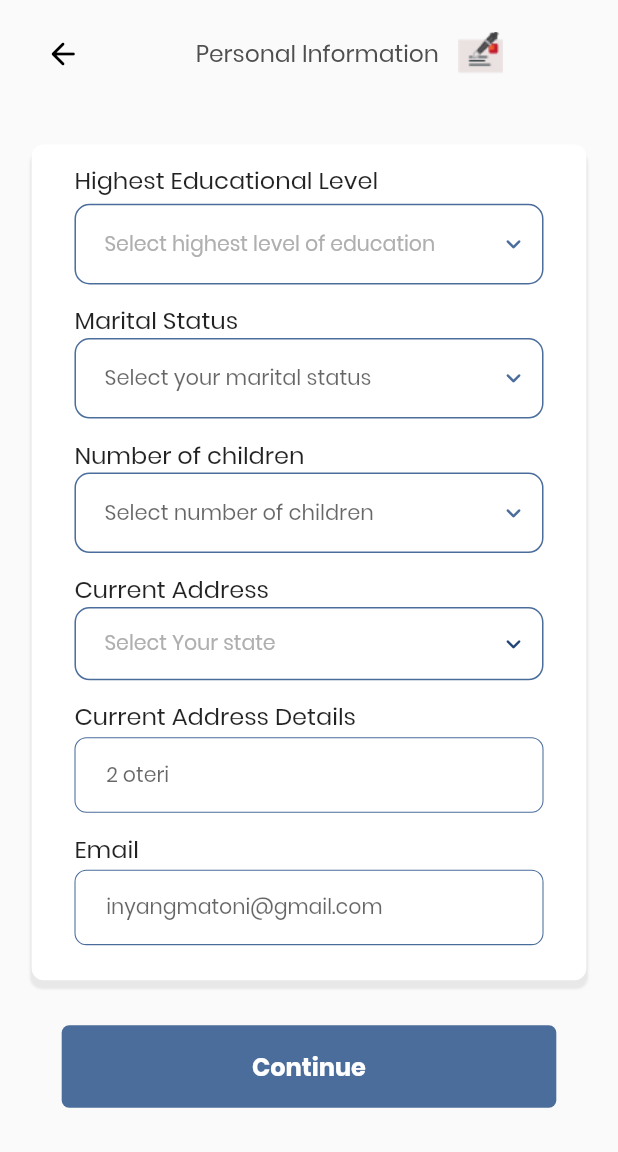
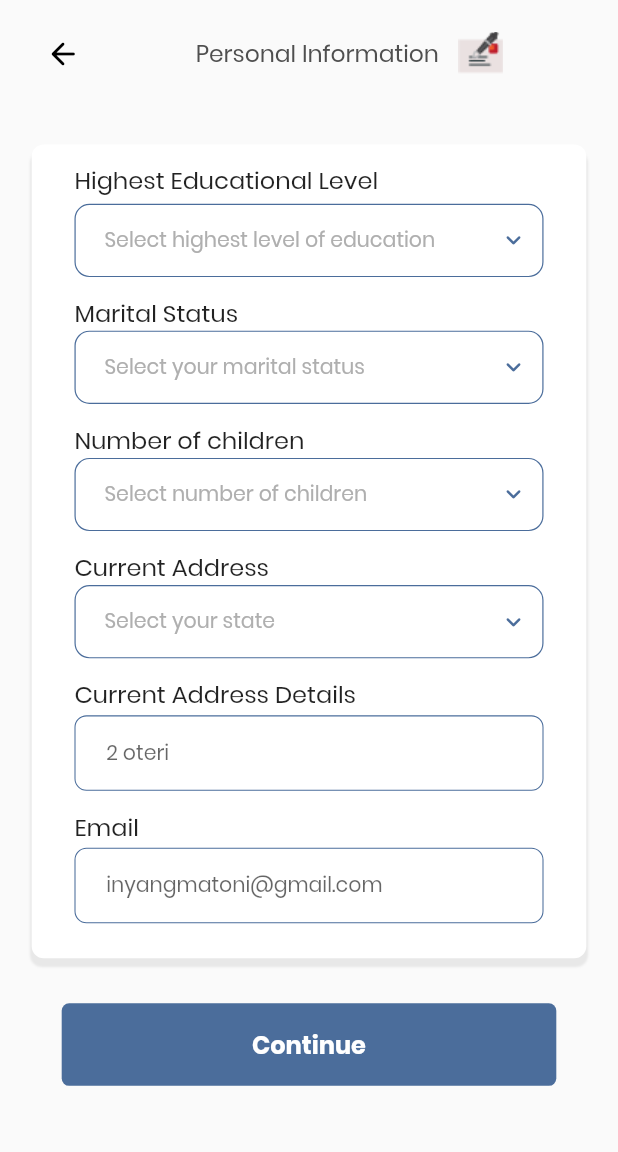
Before and after one commit to devcenterinnovation/MOMO_MobileApp, a Flutter app: the PersonalInformation2 screen opened directly, on a phone screen of 412 x 824 dp, the part 84-1236 px from its top. Run offline on Flutter 3.47's test engine with Material 2 defaults, Android fonts, the light colour scheme and no system bars; our stand-ins replace file_picker, flutter_screenutil, flutter_svg, flutter_switch, font_awesome_flutter, get and 5 more; missing offline and left inert: dart:ffi, fluttercontactpicker; project files that could hold a hidden picture were left out.

Commit message:
changes by samuel adeniji

```diff
--- a/lib/views/signup_screens/empolyment_information.dart
+++ b/lib/views/signup_screens/empolyment_information.dart
@@ -123,7 +123,6 @@ class _EmploymentInformationState extends State<EmploymentInformation> {
                             ),
                             DropdownButtonFormField2(
                               decoration: InputDecoration(
-                                isDense: true,
                                 contentPadding: EdgeInsets.zero,
                                 border: OutlineInputBorder(
                                   borderRadius: BorderRadius.circular(10),
@@ -140,6 +139,18 @@ class _EmploymentInformationState extends State<EmploymentInformation> {
                                   borderSide: const BorderSide(
                                       color: AppColors.mainColor, width: 0.8),
                                 ),
+
+                                focusedErrorBorder: OutlineInputBorder(
+                                  borderRadius: BorderRadius.circular(10.0),
+                                  borderSide: const BorderSide(
+                                      color: AppColors.mainColor, width: 0.8),
+                                ),
+                                errorBorder: OutlineInputBorder(
+                                  borderRadius: BorderRadius.circular(10.0),
+                                  borderSide:
+                                      const BorderSide(color: RED, width: 0.8),
+                                ),
+
 //Add more decoration as you want here
 //Add label If you want but add hint outside the decoration to be aligned in the button perfectly.
                               ),
@@ -247,6 +258,16 @@ class _EmploymentInformationState extends State<EmploymentInformation> {
                                   borderSide: const BorderSide(
                                       color: AppColors.mainColor, width: 0.8),
                                 ),
+                                focusedErrorBorder: OutlineInputBorder(
+                                  borderRadius: BorderRadius.circular(10.0),
+                                  borderSide: const BorderSide(
+                                      color: AppColors.mainColor, width: 0.8),
+                                ),
+                                errorBorder: OutlineInputBorder(
+                                  borderRadius: BorderRadius.circular(10.0),
+                                  borderSide:
+                                      const BorderSide(color: RED, width: 0.8),
+                                ),
 //Add more decoration as you want here
 //Add label If you want but add hint outside the decoration to be aligned in the button perfectly.
                               ),
@@ -317,6 +338,16 @@ class _EmploymentInformationState extends State<EmploymentInformation> {
                                   borderRadius: BorderRadius.circular(10.0),
                                   borderSide: const BorderSide(
                                       color: AppColors.mainColor, width: 0.8),
+                                ),
+                                focusedErrorBorder: OutlineInputBorder(
+                                  borderRadius: BorderRadius.circular(10.0),
+                                  borderSide: const BorderSide(
+                                      color: AppColors.mainColor, width: 0.8),
+                                ),
+                                errorBorder: OutlineInputBorder(
+                                  borderRadius: BorderRadius.circular(10.0),
+                                  borderSide:
+                                      const BorderSide(color: RED, width: 0.8),
                                 ),
 //Add more decoration as you want here
 //Add label If you want but add hint outside the decoration to be aligned in the button perfectly.
--- a/lib/views/signup_screens/personal_information2.dart
+++ b/lib/views/signup_screens/personal_information2.dart
@@ -111,22 +111,31 @@ class _PersonalInformation2State extends State<PersonalInformation2> {
                             // Educational Dropdown
                             DropdownButtonFormField2(
                               decoration: InputDecoration(
-                                isDense: true,
                                 contentPadding: EdgeInsets.zero,
                                 border: OutlineInputBorder(
                                   borderRadius: BorderRadius.circular(10),
                                   borderSide: const BorderSide(
-                                      color: AppColors.mainColor),
+                                      color: AppColors.mainColor, width: 0.8),
                                 ),
                                 enabledBorder: OutlineInputBorder(
                                   borderSide: const BorderSide(
-                                      color: AppColors.mainColor),
+                                      color: AppColors.mainColor, width: 0.8),
                                   borderRadius: BorderRadius.circular(10),
                                 ),
                                 focusedBorder: OutlineInputBorder(
                                   borderRadius: BorderRadius.circular(10.0),
                                   borderSide: const BorderSide(
-                                      color: AppColors.mainColor),
+                                      color: AppColors.mainColor, width: 0.8),
+                                ),
+                                focusedErrorBorder: OutlineInputBorder(
+                                  borderRadius: BorderRadius.circular(10.0),
+                                  borderSide: const BorderSide(
+                                      color: AppColors.mainColor, width: 0.8),
+                                ),
+                                errorBorder: OutlineInputBorder(
+                                  borderRadius: BorderRadius.circular(10.0),
+                                  borderSide:
+                                      const BorderSide(color: RED, width: 0.8),
                                 ),
 //Add more decoration as you want here
 //Add label If you want but add hint outside the decoration to be aligned in the button perfectly.
@@ -143,7 +152,7 @@ class _PersonalInformation2State extends State<PersonalInformation2> {
                                 Icons.keyboard_arrow_down_rounded,
                                 color: AppColors.mainColor,
                               ),
-                              buttonHeight: 55.h,
+                              buttonHeight: 50.h,
                               buttonPadding:
                                   const EdgeInsets.only(left: 20, right: 10),
                               dropdownDecoration: BoxDecoration(
@@ -162,8 +171,9 @@ class _PersonalInformation2State extends State<PersonalInformation2> {
                                   .toList(),
                               validator: (value) {
                                 if (value == null) {
-                                  return 'Please select highest educational level.';
+                                  return 'Please select highest level of education.';
                                 }
+                                return null;
                               },
                               onChanged: (value) {
 //Do something when changing the item if you want.
@@ -184,36 +194,48 @@ class _PersonalInformation2State extends State<PersonalInformation2> {
                             // Select marital status dropdown
                             DropdownButtonFormField2(
                               decoration: InputDecoration(
-                                isDense: true,
                                 contentPadding: EdgeInsets.zero,
                                 border: OutlineInputBorder(
                                   borderRadius: BorderRadius.circular(10),
                                   borderSide: const BorderSide(
-                                      color: AppColors.mainColor),
+                                      color: AppColors.mainColor, width: 0.8),
                                 ),
                                 enabledBorder: OutlineInputBorder(
-                                  borderSide:
-                                      BorderSide(color: AppColors.mainColor),
+                                  borderSide: const BorderSide(
+                                      color: AppColors.mainColor, width: 0.8),
                                   borderRadius: BorderRadius.circular(10),
                                 ),
                                 focusedBorder: OutlineInputBorder(
                                   borderRadius: BorderRadius.circular(10.0),
+                                  borderSide: const BorderSide(
+                                      color: AppColors.mainColor, width: 0.8),
+                                ),
+                                focusedErrorBorder: OutlineInputBorder(
+                                  borderRadius: BorderRadius.circular(10.0),
+                                  borderSide: const BorderSide(
+                                      color: AppColors.mainColor, width: 0.8),
+                                ),
+                                errorBorder: OutlineInputBorder(
+                                  borderRadius: BorderRadius.circular(10.0),
                                   borderSide:
-                                      BorderSide(color: AppColors.mainColor),
+                                      const BorderSide(color: RED, width: 0.8),
                                 ),
 //Add more decoration as you want here
 //Add label If you want but add hint outside the decoration to be aligned in the button perfectly.
                               ),
                               isExpanded: true,
-                              hint: const Text(
+                              scrollbarAlwaysShow: true,
+                              hint: Text(
                                 'Select your marital status',
-                                style: TextStyle(fontSize: 14),
+                                style: TextStyle(
+                                    fontSize: 14.sp,
+                                    color: GREY.withOpacity(0.9)),
                               ),
                               icon: const Icon(
                                 Icons.keyboard_arrow_down_rounded,
                                 color: AppColors.mainColor,
                               ),
-                              buttonHeight: 55.h,
+                              buttonHeight: 50.h,
                               buttonPadding:
                                   const EdgeInsets.only(left: 20, right: 10),
                               dropdownDecoration: BoxDecoration(
@@ -232,8 +254,9 @@ class _PersonalInformation2State extends State<PersonalInformation2> {
                                   .toList(),
                               validator: (value) {
                                 if (value == null) {
-                                  return 'Please select your marital status';
+                                  return 'Please Select your marital status.';
                                 }
+                                return null;
                               },
                               onChanged: (value) {
 //Do something when changing the item if you want.
@@ -254,36 +277,48 @@ class _PersonalInformation2State extends State<PersonalInformation2> {
                             // Number of children dropdown
                             DropdownButtonFormField2(
                               decoration: InputDecoration(
-                                isDense: true,
                                 contentPadding: EdgeInsets.zero,
                                 border: OutlineInputBorder(
                                   borderRadius: BorderRadius.circular(10),
                                   borderSide: const BorderSide(
-                                      color: AppColors.mainColor),
+                                      color: AppColors.mainColor, width: 0.8),
                                 ),
                                 enabledBorder: OutlineInputBorder(
-                                  borderSide:
-                                      BorderSide(color: AppColors.mainColor),
+                                  borderSide: const BorderSide(
+                                      color: AppColors.mainColor, width: 0.8),
                                   borderRadius: BorderRadius.circular(10),
                                 ),
                                 focusedBorder: OutlineInputBorder(
                                   borderRadius: BorderRadius.circular(10.0),
+                                  borderSide: const BorderSide(
+                                      color: AppColors.mainColor, width: 0.8),
+                                ),
+                                focusedErrorBorder: OutlineInputBorder(
+                                  borderRadius: BorderRadius.circular(10.0),
+                                  borderSide: const BorderSide(
+                                      color: AppColors.mainColor, width: 0.8),
+                                ),
+                                errorBorder: OutlineInputBorder(
+                                  borderRadius: BorderRadius.circular(10.0),
                                   borderSide:
-                                      BorderSide(color: AppColors.mainColor),
+                                      const BorderSide(color: RED, width: 0.8),
                                 ),
 //Add more decoration as you want here
 //Add label If you want but add hint outside the decoration to be aligned in the button perfectly.
                               ),
                               isExpanded: true,
-                              hint: const Text(
+                              scrollbarAlwaysShow: true,
+                              hint: Text(
                                 'Select number of children',
-                                style: TextStyle(fontSize: 14),
+                                style: TextStyle(
+                                    fontSize: 14.sp,
+                                    color: GREY.withOpacity(0.9)),
                               ),
                               icon: const Icon(
                                 Icons.keyboard_arrow_down_rounded,
                                 color: AppColors.mainColor,
                               ),
-                              buttonHeight: 55.h,
+                              buttonHeight: 50.h,
                               buttonPadding:
                                   const EdgeInsets.only(left: 20, right: 10),
                               dropdownDecoration: BoxDecoration(
@@ -302,8 +337,9 @@ class _PersonalInformation2State extends State<PersonalInformation2> {
                                   .toList(),
                               validator: (value) {
                                 if (value == null) {
-                                  return 'Please select number of children';
+                                  return 'Please Select number of children.';
                                 }
+                                return null;
                               },
                               onChanged: (value) {
 //Do something when changing the item if you want.
@@ -324,37 +360,48 @@ class _PersonalInformation2State extends State<PersonalInformation2> {
                             // Current address dropdown
                             DropdownButtonFormField2(
                               decoration: InputDecoration(
-                                isDense: true,
                                 contentPadding: EdgeInsets.zero,
                                 border: OutlineInputBorder(
                                   borderRadius: BorderRadius.circular(10),
                                   borderSide: const BorderSide(
-                                      color: AppColors.mainColor, width: 1.0),
+                                      color: AppColors.mainColor, width: 0.8),
                                 ),
                                 enabledBorder: OutlineInputBorder(
-                                  borderSide: BorderSide(
-                                      color: AppColors.mainColor, width: 1.0),
+                                  borderSide: const BorderSide(
+                                      color: AppColors.mainColor, width: 0.8),
                                   borderRadius: BorderRadius.circular(10),
                                 ),
                                 focusedBorder: OutlineInputBorder(
                                   borderRadius: BorderRadius.circular(10.0),
-                                  borderSide: BorderSide(
-                                      color: AppColors.mainColor, width: 1.0),
+                                  borderSide: const BorderSide(
+                                      color: AppColors.mainColor, width: 0.8),
+                                ),
+                                focusedErrorBorder: OutlineInputBorder(
+                                  borderRadius: BorderRadius.circular(10.0),
+                                  borderSide: const BorderSide(
+                                      color: AppColors.mainColor, width: 0.8),
+                                ),
+                                errorBorder: OutlineInputBorder(
+                                  borderRadius: BorderRadius.circular(10.0),
+                                  borderSide:
+                                      const BorderSide(color: RED, width: 0.8),
                                 ),
 //Add more decoration as you want here
 //Add label If you want but add hint outside the decoration to be aligned in the button perfectly.
                               ),
                               isExpanded: true,
+                              scrollbarAlwaysShow: true,
                               hint: Text(
-                                'Select Your state',
+                                'Select your state',
                                 style: TextStyle(
                                     fontSize: 14.sp,
                                     color: GREY.withOpacity(0.9)),
                               ),
                               icon: const Icon(
                                 Icons.keyboard_arrow_down_rounded,
-                                color: AppColors.lightMainColor,
+                                color: AppColors.mainColor,
                               ),
+                              buttonHeight: 50.h,
                               buttonPadding:
                                   const EdgeInsets.only(left: 20, right: 10),
                               dropdownDecoration: BoxDecoration(
@@ -373,8 +420,9 @@ class _PersonalInformation2State extends State<PersonalInformation2> {
                                   .toList(),
                               validator: (value) {
                                 if (value == null) {
-                                  return 'Please select location.';
+                                  return 'Please Select your state.';
                                 }
+                                return null;
                               },
                               onChanged: (value) {
 //Do something when changing the item if you want.
```
